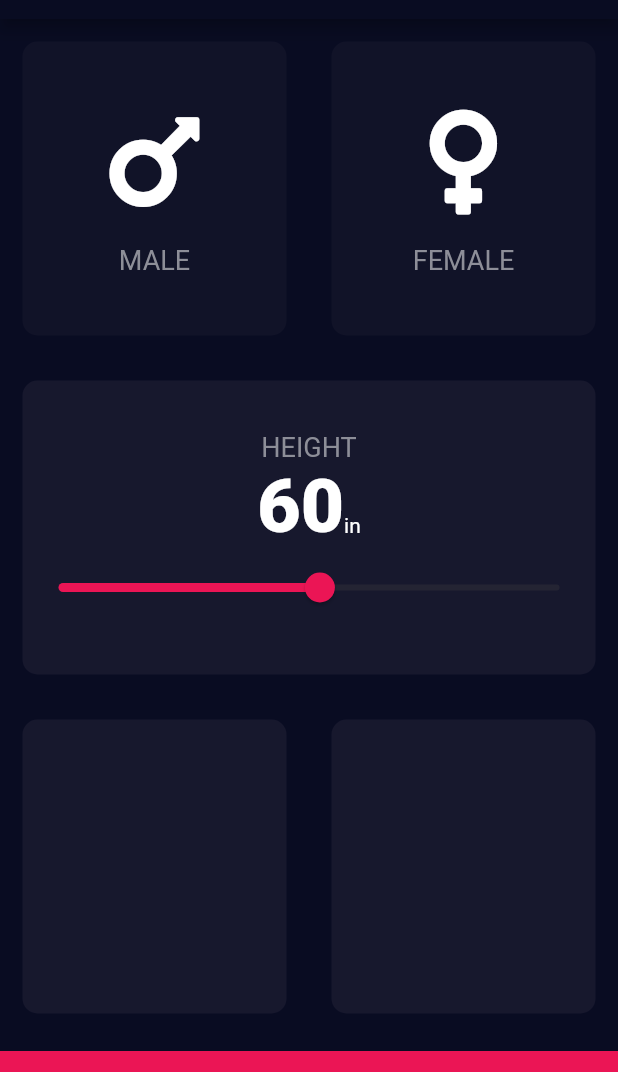
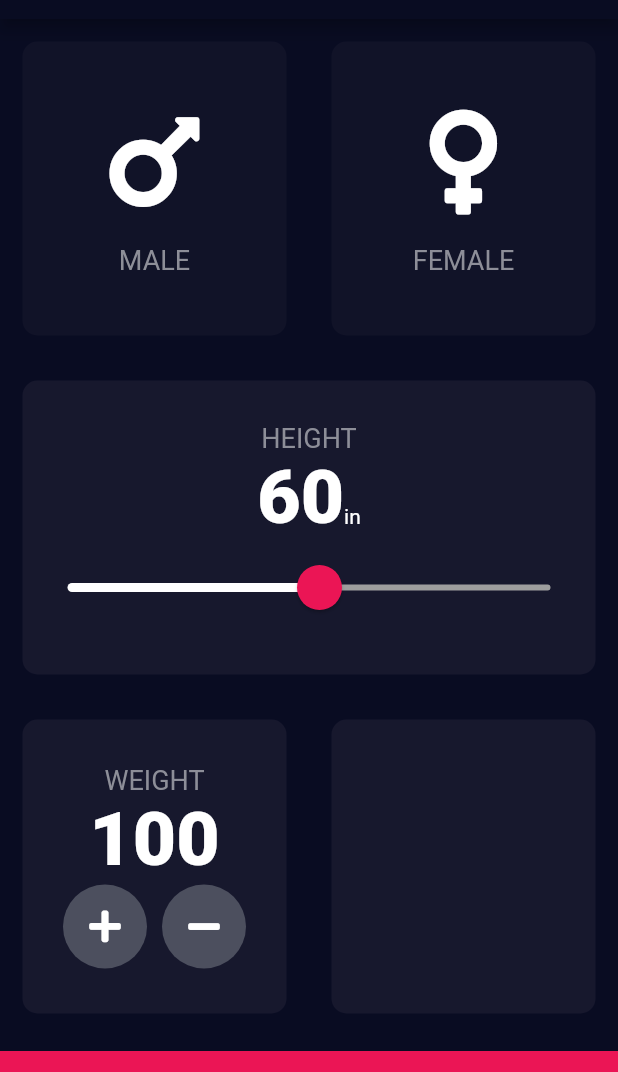
Before and after one commit to Lincxx/Flutter-BMI-Calc, a Flutter app: the screen it shows after launch, on a phone screen of 412 x 824 dp, the part 65-1137 px from its top. Run offline on Flutter 3.47's test engine with Material 2 defaults, Android fonts, the phone set to English and light mode, and no system bars; our stand-ins replace font_awesome_flutter.

Commit message:
Add in a custom widget for the action button to the weight

```diff
--- a/lib/input_page.dart
+++ b/lib/input_page.dart
@@ -21,6 +21,7 @@ class InputPage extends StatefulWidget {
 class _InputPageState extends State<InputPage> {
   Gender selectedGender;
   int height = 60;
+  int weight = 100;
 
   @override
   Widget build(BuildContext context) {
@@ -91,17 +92,26 @@ class _InputPageState extends State<InputPage> {
                       Text('in')
                     ],
                   ),
-                  Slider(
+                  SliderTheme(
+                    data: SliderTheme.of(context).copyWith(
+                        activeTrackColor: Colors.white,
+                        inactiveTrackColor: Colors.grey,
+                        thumbColor: Color(0xFFEB1555),
+                        overlayColor: Color(0x29EB1555),
+                        thumbShape:
+                            RoundSliderThumbShape(enabledThumbRadius: 15.0),
+                        overlayShape:
+                            RoundSliderOverlayShape(overlayRadius: 30.0)),
+                    child: Slider(
                       value: height.toDouble(), //starting value
                       min: 12.0,
                       max: 104.0,
-                    activeColor: Color(0xFFEB1555),
-                    inactiveColor: Color(0xFF8DE98),
                       onChanged: (double newValue) {
                         setState(() {
                           height = newValue.toInt();
                         });
                       },
+                    ),
                   ),
                 ],
               ),
@@ -111,10 +121,37 @@ class _InputPageState extends State<InputPage> {
             child: Row(
               children: <Widget>[
                 Expanded(
-                  child: ReusableCard(color: kActiveCardColor),
+                  child: ReusableCard(
+                    color: kActiveCardColor,
+                    cardChild: Column(
+                      mainAxisAlignment: MainAxisAlignment.center,
+                      children: <Widget>[
+                        Text(
+                          "WEIGHT",
+                          style: kLabelTextStyle,
+                        ),
+                        Text(
+                          weight.toString(),
+                          style: kNumberTextStyle,
+                        ),
+                        Row(
+                          mainAxisAlignment: MainAxisAlignment.center,
+                          children: <Widget>[
+                            RoundIconButton(icon: FontAwesomeIcons.plus),
+                            SizedBox(
+                              width: 10.0,
+                            ),
+                            RoundIconButton(icon: FontAwesomeIcons.minus),
+                          ],
+                        )
+                      ],
+                    ),
+                  ),
                 ),
                 Expanded(
-                  child: ReusableCard(color: kActiveCardColor),
+                  child: ReusableCard(
+                    color: kActiveCardColor,
+                  ),
                 ),
               ],
             ),
@@ -130,3 +167,23 @@ class _InputPageState extends State<InputPage> {
     );
   }
 }
+
+class RoundIconButton extends StatelessWidget {
+  RoundIconButton({this.icon});
+  final IconData icon;
+  @override
+  Widget build(BuildContext context) {
+    // TODO: implement build
+    return RawMaterialButton(
+      child: Icon(icon),
+      onPressed: () {},
+      elevation: 0.0,
+      constraints: BoxConstraints.tightFor(
+        width: 56.0,
+        height: 56.0,
+      ),
+      shape: CircleBorder(),
+      fillColor: Color(0xff4c4f5e),
+    );
+  }
+}
```
Lines whose indentation alone changed are shown as unchanged.
